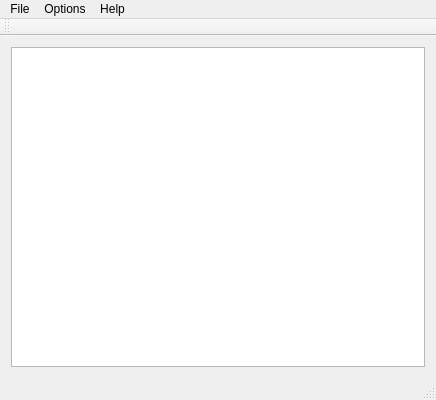
slopjong/MediaSpy, file ui/mediaspy.ui: the form before one commit.
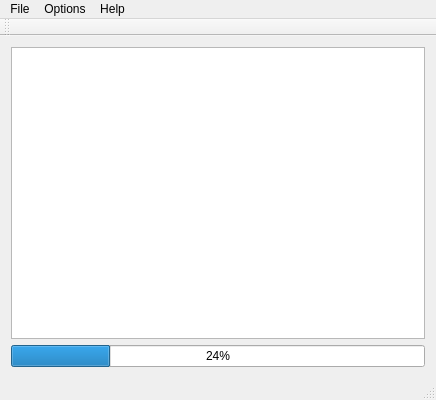
The form after the commit. Icons and pictures are not drawn.

The edit to the form file:
```diff
--- a/ui/mediaspy.ui
+++ b/ui/mediaspy.ui
@@ -18,10 +18,17 @@
     <normaloff>:/images/images/icon.png</normaloff>:/images/images/icon.png</iconset>
   </property>
   <widget class="QWidget" name="centralWidget">
-   <layout class="QHBoxLayout" name="horizontalLayout">
+   <layout class="QVBoxLayout" name="verticalLayout">
     <item>
      <widget class="QListView" name="mediaListView"/>
     </item>
+    <item>
+     <widget class="QProgressBar" name="progressBar">
+      <property name="value">
+       <number>24</number>
+      </property>
+     </widget>
+    </item>
    </layout>
   </widget>
   <widget class="QMenuBar" name="menuBar">
```
Left out of the diff: 2 changed lines with no effect on the pictures.
